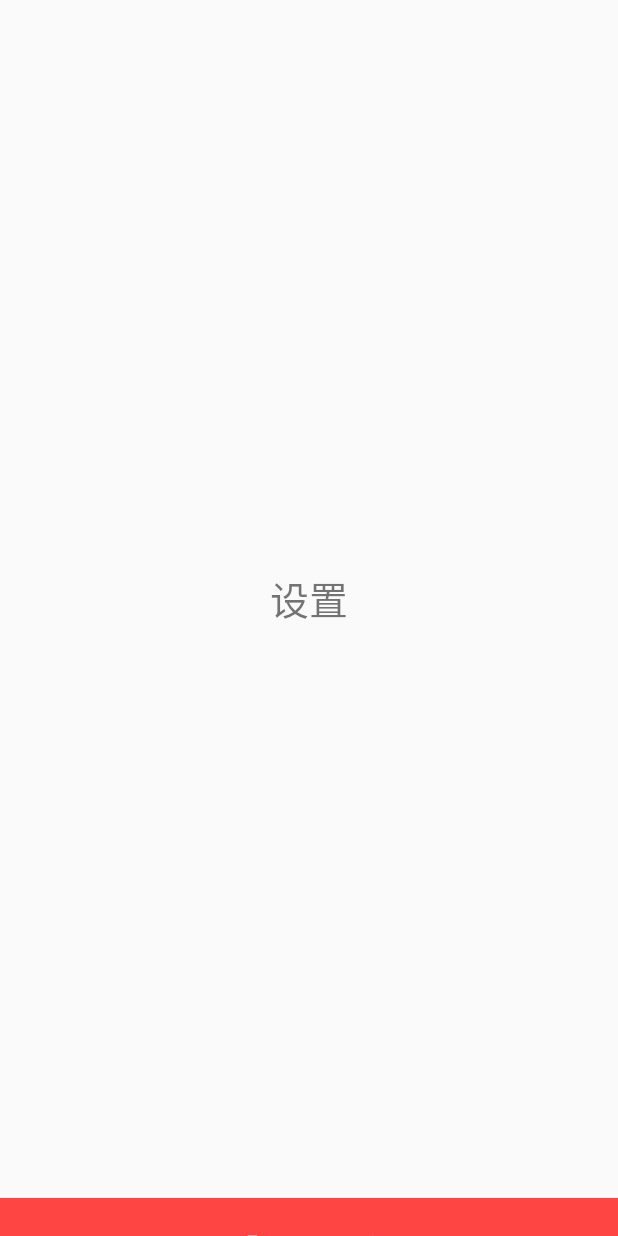
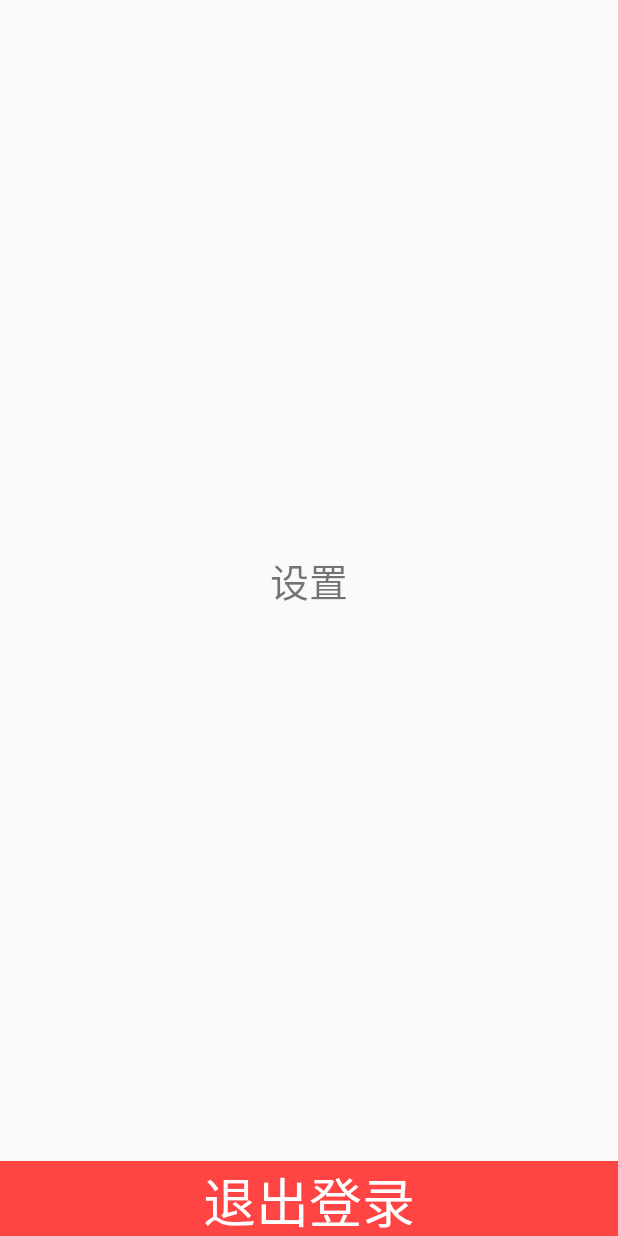
Before and after one commit to tiankuo-android/IM0224, an Android app: the layout fragment_setting.xml on its own in the app's theme, with its tools: preview values and no code run, on a phone screen of 412 x 824 dp. Run offline under Robolectric (Android 15) with nearby library versions, the phone set to English and light mode, and no system bars.

Commit message:
修复设置页面BUG

```diff
--- a/app/src/main/AndroidManifest.xml
+++ b/app/src/main/AndroidManifest.xml
@@ -63,7 +63,7 @@
         </receiver>
 
         <activity android:name=".activity.AddContactActivity" />
-        <activity android:name=".activity.InviteActivity"></activity>
+        <activity android:name=".activity.InviteActivity" />
     </application>
 
 </manifest>
--- a/app/src/main/res/layout/activity_main.xml
+++ b/app/src/main/res/layout/activity_main.xml
@@ -26,6 +26,7 @@
             style="@style/MainButtonStyle"
             android:checked="true"
             android:text="会话" />
+
         <RadioButton
             android:id="@+id/rb_main_contact"
             style="@style/MainButtonStyle"
--- a/app/src/main/res/layout/fragment_setting.xml
+++ b/app/src/main/res/layout/fragment_setting.xml
@@ -22,8 +22,8 @@
         android:id="@+id/btn_back"
         android:background="@android:color/holo_red_light"
         android:textColor="@android:color/white"
-        android:textSize="75sp"
+        android:textSize="35sp"
         android:text="退出登录"
         android:layout_width="match_parent"
-        android:layout_height="25dp" />
+        android:layout_height="50dp" />
 </LinearLayout>
```
Also changed, not shown: app/src/main/java/com/atguigu/tiankuo/im0224/fragment/ConversationFragment.java (+4 -4 lines), app/src/main/res/layout/fragment_conversation.xml (added, +11 -0 lines).
